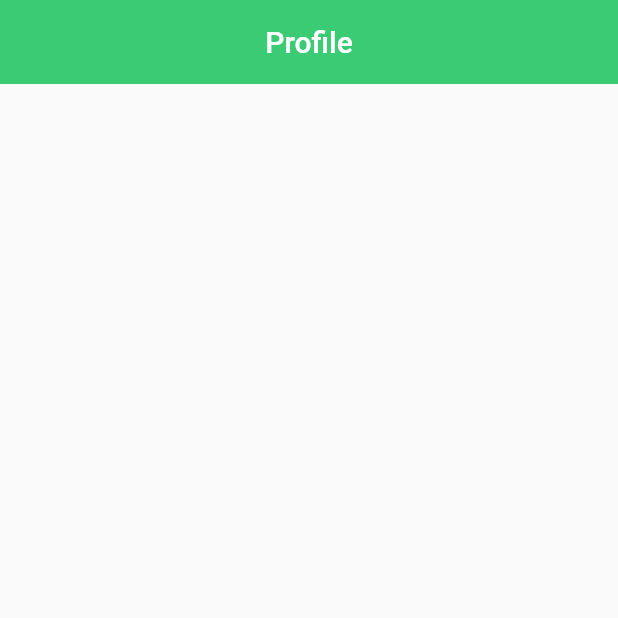
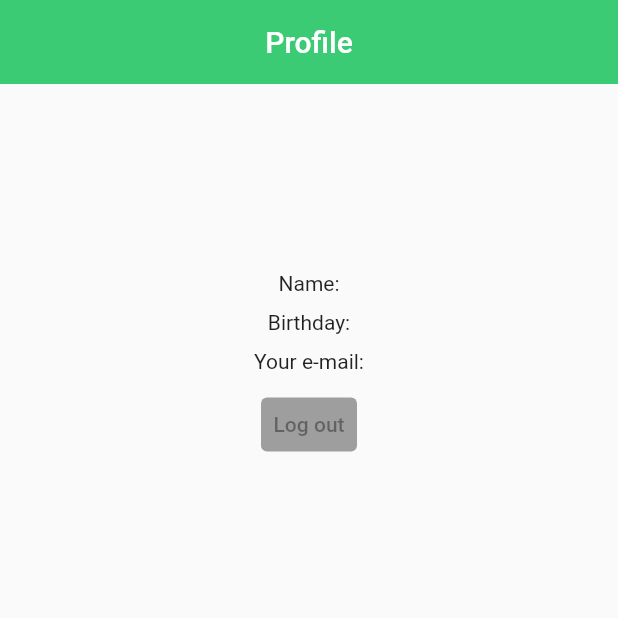
Before and after one commit to yar-tsar/krainet_test, a Flutter app: the ProfileRoute screen opened directly, on a phone screen of 412 x 824 dp, the top half of it. Run offline on Flutter 3.47's test engine with Material 2 defaults, Android fonts, the phone set to English and light mode, and no system bars; our stand-ins replace flutter_svg.

Commit message:
Add FAB, profile options

```diff
--- a/krainet_test/lib/main.dart
+++ b/krainet_test/lib/main.dart
@@ -3,7 +3,7 @@ import 'package:krainet_test/models/enter/enter_route.dart';
 import 'package:krainet_test/theme/custom_theme.dart';
 
 void main() {
-  runApp(PixelsApp());
+  runApp(const PixelsApp());
 }
 
 class PixelsApp extends StatelessWidget {
--- a/krainet_test/lib/models/main_page/profile/profile_route.dart
+++ b/krainet_test/lib/models/main_page/profile/profile_route.dart
@@ -1,4 +1,5 @@
 import 'package:flutter/material.dart';
+import 'package:krainet_test/models/main_page/profile/profile_view.dart';
 
 class ProfileRoute extends StatelessWidget {
   const ProfileRoute({Key? key}) : super(key: key);
@@ -15,9 +16,7 @@ class ProfileRoute extends StatelessWidget {
         child: Center(
           child: Column(
             children: const <Widget>[
-              SizedBox(
-                height: 25,
-              ),
+              ProfileView(),
             ],
           ),
         ),
--- /dev/null
+++ b/krainet_test/lib/models/main_page/profile/profile_view.dart
@@ -0,0 +1,45 @@
+import 'package:flutter/material.dart';
+
+class ProfileView extends StatefulWidget {
+  const ProfileView({Key? key}) : super(key: key);
+
+  @override
+  State<ProfileView> createState() => _ProfileViewState();
+}
+
+class _ProfileViewState extends State<ProfileView> {
+  @override
+  Widget build(BuildContext context) {
+    return SingleChildScrollView(
+      child: Column(
+        mainAxisAlignment: MainAxisAlignment.start,
+        children: <Widget>[
+          Container(
+            height: 15,
+          ),
+          const Text('Name:'),
+          const SizedBox(
+            height: 10,
+          ),
+          const Text('Birthday:'),
+          const SizedBox(
+            height: 10,
+          ),
+          const Text('Your e-mail:'),
+          const SizedBox(
+            height: 10,
+          ),
+          TextButton(
+            style: TextButton.styleFrom(
+              padding: EdgeInsets.zero,
+              backgroundColor: Colors.grey,
+              foregroundColor: Colors.white,
+            ),
+            onPressed: null,
+            child: const Text('Log out'),
+          ),
+        ],
+      ),
+    );
+  }
+}
--- a/krainet_test/lib/theme/custom_theme.dart
+++ b/krainet_test/lib/theme/custom_theme.dart
@@ -5,6 +5,7 @@ class PixelsTheme {
     return ThemeData(
         colorScheme: ColorScheme.fromSwatch().copyWith(
           primary: const Color(0xFF3CCB75),
+          secondary: const Color(0xFF3CCB75),
         ),
         appBarTheme: const AppBarTheme(
           centerTitle: true,
```
Also changed, not shown: krainet_test/lib/models/main_page/photo_listing/photo_listing_route.dart (+8 -4 lines), krainet_test/lib/models/main_page/photo_listing/photo_listing_view.dart (added, +25 -0 lines).
